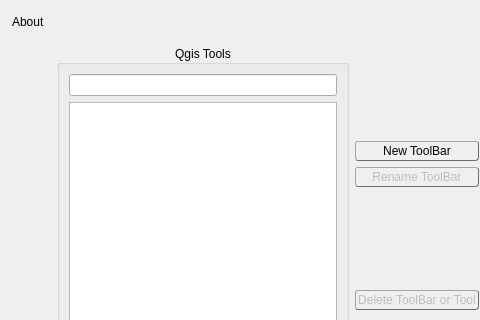
All4Gis/CustomToolBar, file ui.resources/ui_CustomToolbar.ui: the form before one commit; both pictures show x 0 to 480 and y 0 to 320 of the 833 by 443 pixel window.
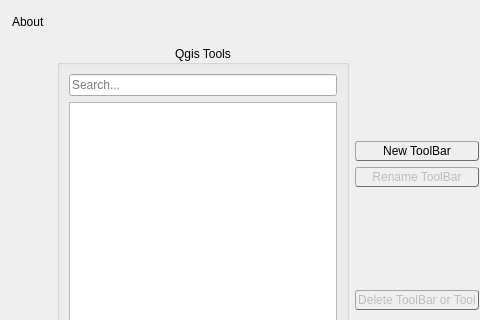
The form after the commit. Icons and pictures are not drawn. Custom widgets are drawn as their Qt base class.

What changed in the file:
```diff
--- a/ui.resources/ui_CustomToolbar.ui
+++ b/ui.resources/ui_CustomToolbar.ui
@@ -152,6 +152,9 @@
           <property name="toolTip">
            <string>Enter algorithm name to filter list</string>
           </property>
+          <property name="placeholderText">
+           <string>Search...</string>
+          </property>
          </widget>
         </item>
         <item>
```
